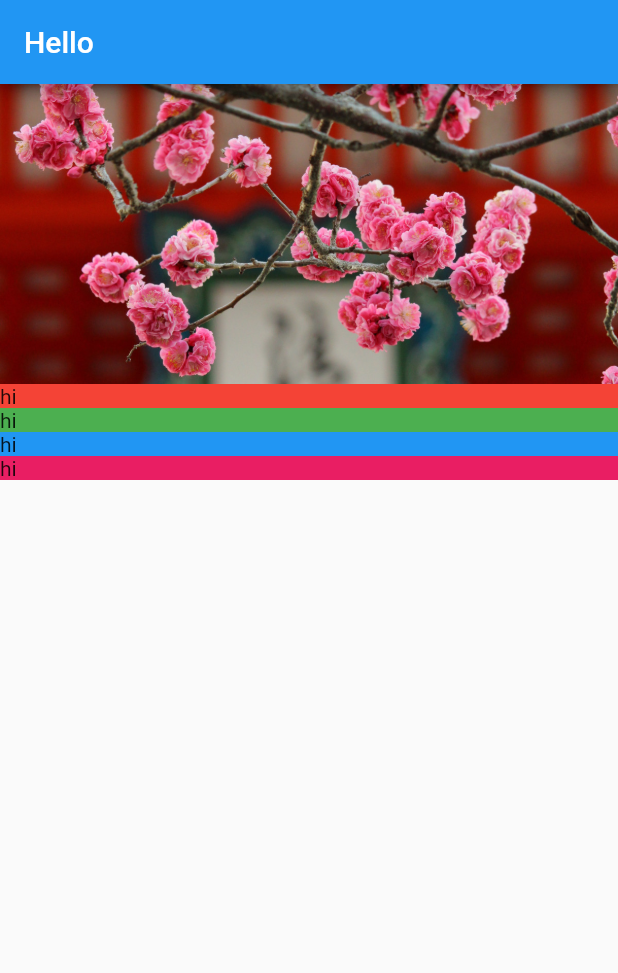
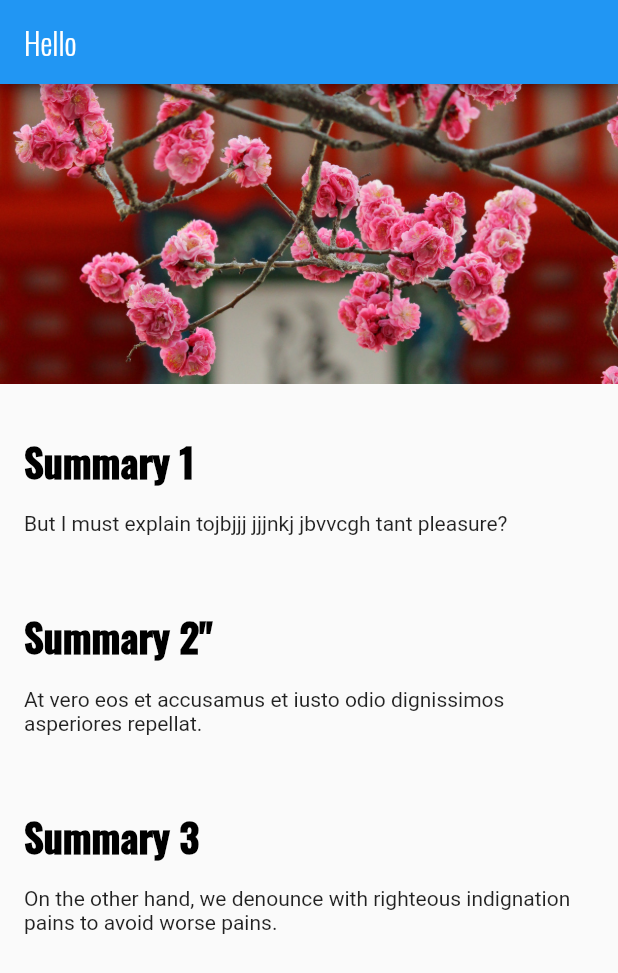
Before and after one commit to muhamad-ammar/locations, a Flutter app: the screen it shows after launch, on a phone screen of 412 x 824 dp. Shown: the top 973 px of the screen. Run offline on Flutter 3.47's test engine with Material 2 defaults, Android fonts, the phone set to English and light mode, and no system bars.

Commit message:
font section completed

```diff
--- a/lib/app.dart
+++ b/lib/app.dart
@@ -2,12 +2,18 @@
 
 import 'package:flutter/material.dart';
 import 'screens/location_detail.dart';
+import 'style.dart';
 
 class App extends StatelessWidget {
   @override
   Widget build(BuildContext context) {
     return MaterialApp(
       home: LocationDetail(),
+      theme: ThemeData(
+          appBarTheme:
+              AppBarTheme(textTheme: TextTheme(titleLarge: AppBarTextStyle)),
+          textTheme:
+              TextTheme(titleLarge: TitleTextStyle, bodySmall: Body1TextStyle)),
     );
   }
 }
--- a/lib/screens/image_banner.dart
+++ b/lib/screens/image_banner.dart
@@ -10,8 +10,10 @@ class ImageBanner extends StatelessWidget {
     return Container(
       constraints: BoxConstraints.expand(height: 200.0),
       decoration: BoxDecoration(color: Colors.grey),
+      // Adding image asset to screen
       child: Image.asset(
         _path,
+        // Fiting to cover the box
         fit: BoxFit.cover,
       ),
     );
--- a/lib/screens/location_detail.dart
+++ b/lib/screens/location_detail.dart
@@ -15,11 +15,14 @@ class LocationDetail extends StatelessWidget {
           mainAxisAlignment: MainAxisAlignment.start,
           crossAxisAlignment: CrossAxisAlignment.stretch,
           children: [
+            // Adding image asset to screen
             ImageBanner('assets/images/kiyomizu-dera.jpg'),
-            TextSection(Colors.red),
-            TextSection(Colors.green),
-            TextSection(Colors.blue),
-            TextSection(Colors.pink),
+            TextSection('Summary 1',
+                'But I must explain tojbjjj jjjnkj jbvvcgh tant pleasure?'),
+            TextSection('Summary 2"',
+                'At vero eos et accusamus et iusto odio dignissimos  asperiores repellat.'),
+            TextSection('Summary 3',
+                'On the other hand, we denounce with righteous indignation  pains to avoid worse pains.'),
           ],
         ));
   }
--- a/lib/screens/textsection.dart
+++ b/lib/screens/textsection.dart
@@ -1,17 +1,31 @@
 import 'package:flutter/material.dart';
 
 class TextSection extends StatelessWidget {
-  final Color _color;
-
-  TextSection(this._color);
+  final String _title;
+  final String _body1;
+  static const double _hPad = 16.0;
+  TextSection(this._title, this._body1);
 
   @override
   Widget build(BuildContext context) {
-    return Container(
-      decoration: BoxDecoration(
-        color: _color,
-      ),
-      child: Text('hi'),
-    );
+    return Column(
+        mainAxisAlignment: MainAxisAlignment.start,
+        crossAxisAlignment: CrossAxisAlignment.stretch,
+        children: [
+          Container(
+            padding: const EdgeInsets.fromLTRB(_hPad, 32.0, _hPad, 4),
+            child: Text(
+              _title,
+              style: Theme.of(context).textTheme.titleLarge,
+            ),
+          ),
+          Container(
+            padding: const EdgeInsets.fromLTRB(_hPad, 10.0, _hPad, _hPad),
+            child: Text(
+              _body1,
+              style: Theme.of(context).textTheme.bodyMedium,
+            ),
+          ),
+        ]);
   }
 }
--- /dev/null
+++ b/lib/style.dart
@@ -0,0 +1,28 @@
+import 'package:flutter/material.dart';
+
+const LargeTextSize = 26.0;
+const MediumTextSize = 20.0;
+const BodyTextSize = 16.0;
+
+const String FontNameDefault = 'Oswald';
+
+const AppBarTextStyle = TextStyle(
+  fontFamily: FontNameDefault,
+  fontWeight: FontWeight.w300,
+  fontSize: MediumTextSize,
+  color: Colors.white,
+);
+
+const TitleTextStyle = TextStyle(
+  fontFamily: FontNameDefault,
+  fontWeight: FontWeight.w900,
+  fontSize: LargeTextSize,
+  color: Colors.black,
+);
+
+const Body1TextStyle = TextStyle(
+  fontFamily: FontNameDefault,
+  fontWeight: FontWeight.w500,
+  fontSize: BodyTextSize,
+  color: Colors.black,
+);
```
Also changed, not shown: pubspec.yaml (+7 -6 lines), assets/fonts/Oswald-Regular.ttf (added), assets/fonts/Oswald-SemiBold.ttf (added), assets/fonts/Oswald.ttf (added).
